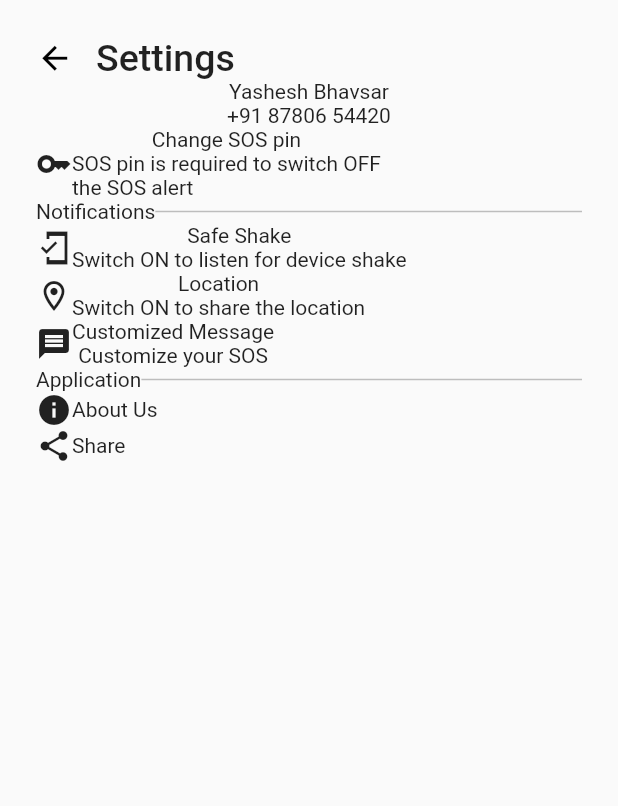
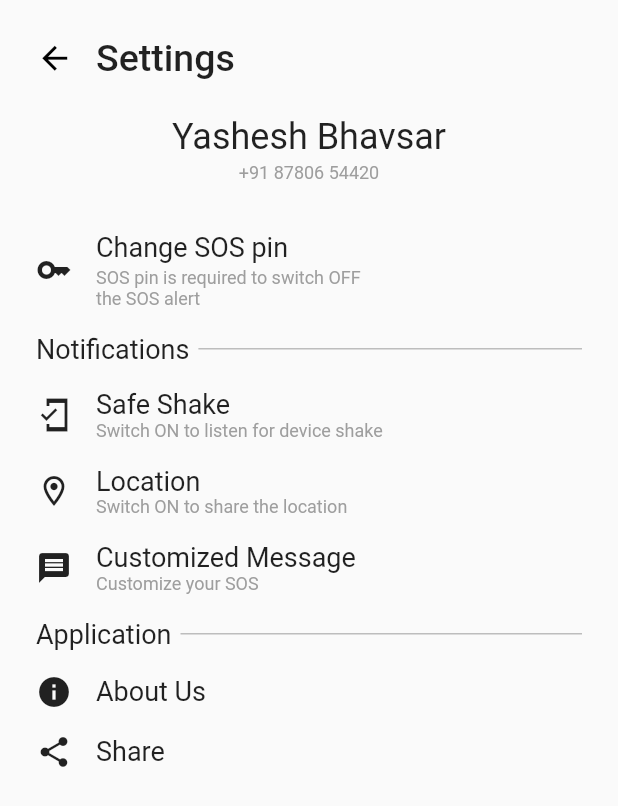
Before and after one commit to SRJ2910/Rakshak, a Flutter app: the SettingPage screen opened directly, on a phone screen of 412 x 824 dp. Shown: the top 806 px of the screen. Run offline on Flutter 3.47's test engine with Material 2 defaults, Android fonts, the phone set to English and light mode, and no system bars; our stand-ins replace flutter_svg.

Commit message:
Setting page completed

```diff
--- a/lib/pages/settings.dart
+++ b/lib/pages/settings.dart
@@ -1,6 +1,4 @@
 import 'package:flutter/material.dart';
-import 'package:flutter/src/foundation/key.dart';
-import 'package:flutter/src/widgets/framework.dart';
 
 class SettingPage extends StatelessWidget {
   const SettingPage({Key? key}) : super(key: key);
@@ -19,18 +17,18 @@ class SettingPage extends StatelessWidget {
                   onPressed: () {
                     Navigator.pop(context);
                   },
+                  style: TextButton.styleFrom(
+                    minimumSize: Size.zero,
+                    padding: EdgeInsets.zero,
+                    tapTargetSize: MaterialTapTargetSize.shrinkWrap,
+                  ),
                   child: const Icon(
                     Icons.arrow_back,
                     size: 25,
                     color: Colors.black,
                   ),
-                  style: TextButton.styleFrom(
-                    minimumSize: Size.zero,
-                    padding: EdgeInsets.zero,
-                    tapTargetSize: MaterialTapTargetSize.shrinkWrap,
-                  ),
                 ),
-                SizedBox(
+                const SizedBox(
                   width: 15,
                 ),
                 const Text(
@@ -38,6 +36,9 @@ class SettingPage extends StatelessWidget {
                   style: TextStyle(fontSize: 25, fontWeight: FontWeight.w500),
                 )
               ],
+            ),
+            const SizedBox(
+              height: 24,
             ),
             Row(
               mainAxisAlignment: MainAxisAlignment.spaceBetween,
@@ -47,9 +48,20 @@ class SettingPage extends StatelessWidget {
                   width: 1,
                 ),
                 Column(
+                  // ignore: prefer_const_literals_to_create_immutables
                   children: [
-                    const Text('Yashesh Bhavsar'),
-                    const Text('+91 87806 54420'),
+                    const Text(
+                      'Yashesh Bhavsar',
+                      style:
+                          TextStyle(fontSize: 24, fontWeight: FontWeight.w400),
+                    ),
+                    const SizedBox(
+                      height: 3,
+                    ),
+                    const Text(
+                      '+91 87806 54420',
+                      style: TextStyle(color: Colors.grey, fontSize: 12),
+                    ),
                   ],
                 ),
                 const SizedBox(
@@ -58,21 +70,41 @@ class SettingPage extends StatelessWidget {
                 ),
               ],
             ),
+            const SizedBox(
+              height: 32,
+            ),
             Row(
               children: [
                 const Icon(Icons.key),
+                const SizedBox(
+                  width: 16,
+                ),
                 Column(
+                  crossAxisAlignment: CrossAxisAlignment.start,
+                  // ignore: prefer_const_literals_to_create_immutables
                   children: [
-                    const Text('Change SOS pin'),
+                    const Text('Change SOS pin',
+                        style: TextStyle(fontSize: 18)),
+                    const SizedBox(
+                      height: 3,
+                    ),
                     const Text(
-                        'SOS pin is required to switch OFF\nthe SOS alert'),
+                      'SOS pin is required to switch OFF\nthe SOS alert',
+                      style: TextStyle(color: Colors.grey, fontSize: 12),
+                    ),
                   ],
                 )
               ],
             ),
+            const SizedBox(
+              height: 16,
+            ),
             Row(
               children: [
-                const Text('Notifications'),
+                const Text('Notifications', style: TextStyle(fontSize: 18)),
+                const SizedBox(
+                  width: 6,
+                ),
                 Expanded(
                   child: Container(
                     height: 1,
@@ -81,50 +113,86 @@ class SettingPage extends StatelessWidget {
                 )
               ],
             ),
+            const SizedBox(
+              height: 16,
+            ),
             Row(
               children: [
                 Row(
                   children: [
                     const Icon(Icons.mobile_friendly_sharp),
+                    const SizedBox(
+                      width: 16,
+                    ),
                     Column(
-                      children: [
-                        const Text('Safe Shake'),
-                        const Text('Switch ON to listen for device shake'),
+                      crossAxisAlignment: CrossAxisAlignment.start,
+                      children: const [
+                        Text('Safe Shake', style: TextStyle(fontSize: 18)),
+                        Text(
+                          'Switch ON to listen for device shake',
+                          style: TextStyle(color: Colors.grey, fontSize: 12),
+                        ),
                       ],
                     )
                   ],
                 ),
               ],
             ),
+            const SizedBox(
+              height: 16,
+            ),
             Row(
               children: [
                 Row(
                   children: [
                     const Icon(Icons.location_on_outlined),
+                    const SizedBox(
+                      width: 16,
+                    ),
                     Column(
-                      children: [
-                        const Text('Location'),
-                        const Text('Switch ON to share the location'),
+                      crossAxisAlignment: CrossAxisAlignment.start,
+                      children: const [
+                        Text('Location', style: TextStyle(fontSize: 18)),
+                        Text(
+                          'Switch ON to share the location',
+                          style: TextStyle(color: Colors.grey, fontSize: 12),
+                        ),
                       ],
                     )
                   ],
                 ),
               ],
             ),
+            const SizedBox(
+              height: 16,
+            ),
             Row(
               children: [
                 const Icon(Icons.message),
+                const SizedBox(
+                  width: 16,
+                ),
                 Column(
-                  children: [
-                    const Text('Customized Message'),
-                    const Text('Customize your SOS'),
+                  crossAxisAlignment: CrossAxisAlignment.start,
+                  children: const [
+                    Text('Customized Message', style: TextStyle(fontSize: 18)),
+                    Text(
+                      'Customize your SOS',
+                      style: TextStyle(color: Colors.grey, fontSize: 12),
+                    ),
                   ],
                 )
               ],
             ),
+            const SizedBox(
+              height: 16,
+            ),
             Row(
               children: [
-                const Text('Application'),
+                const Text('Application', style: TextStyle(fontSize: 18)),
+                const SizedBox(
+                  width: 6,
+                ),
                 Expanded(
                   child: Container(
                     height: 1,
@@ -133,16 +201,28 @@ class SettingPage extends StatelessWidget {
                 )
               ],
             ),
+            const SizedBox(
+              height: 16,
+            ),
             Row(
-              children: [
-                const Icon(Icons.info),
-                const Text('About Us'),
+              children: const [
+                Icon(Icons.info),
+                SizedBox(
+                  width: 16,
+                ),
+                Text('About Us', style: TextStyle(fontSize: 18)),
               ],
             ),
+            const SizedBox(
+              height: 16,
+            ),
             Row(
-              children: [
-                const Icon(Icons.share),
-                const Text('Share'),
+              children: const [
+                Icon(Icons.share),
+                SizedBox(
+                  width: 16,
+                ),
+                Text('Share', style: TextStyle(fontSize: 18)),
               ],
             ),
           ],
```
